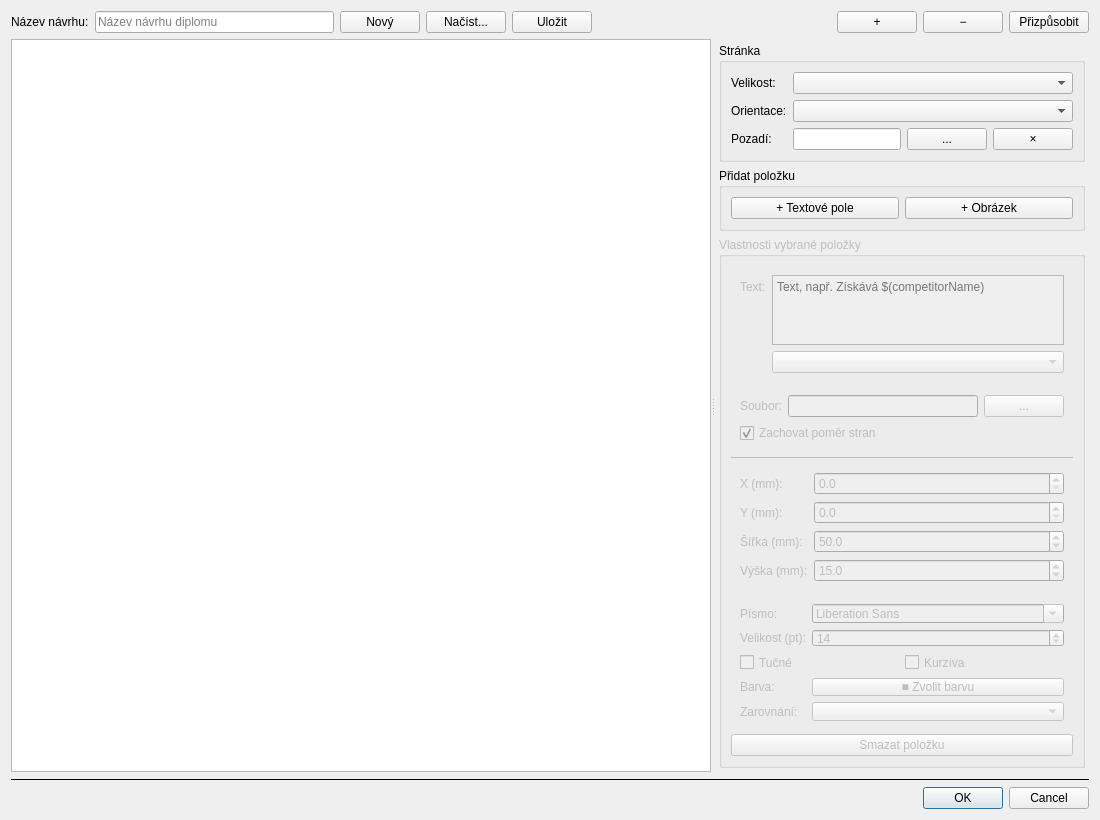
arnost00/quickbox, file quickevent/app/quickevent/src/awarddesigner/awarddesignerdialog.ui: the form before one commit.
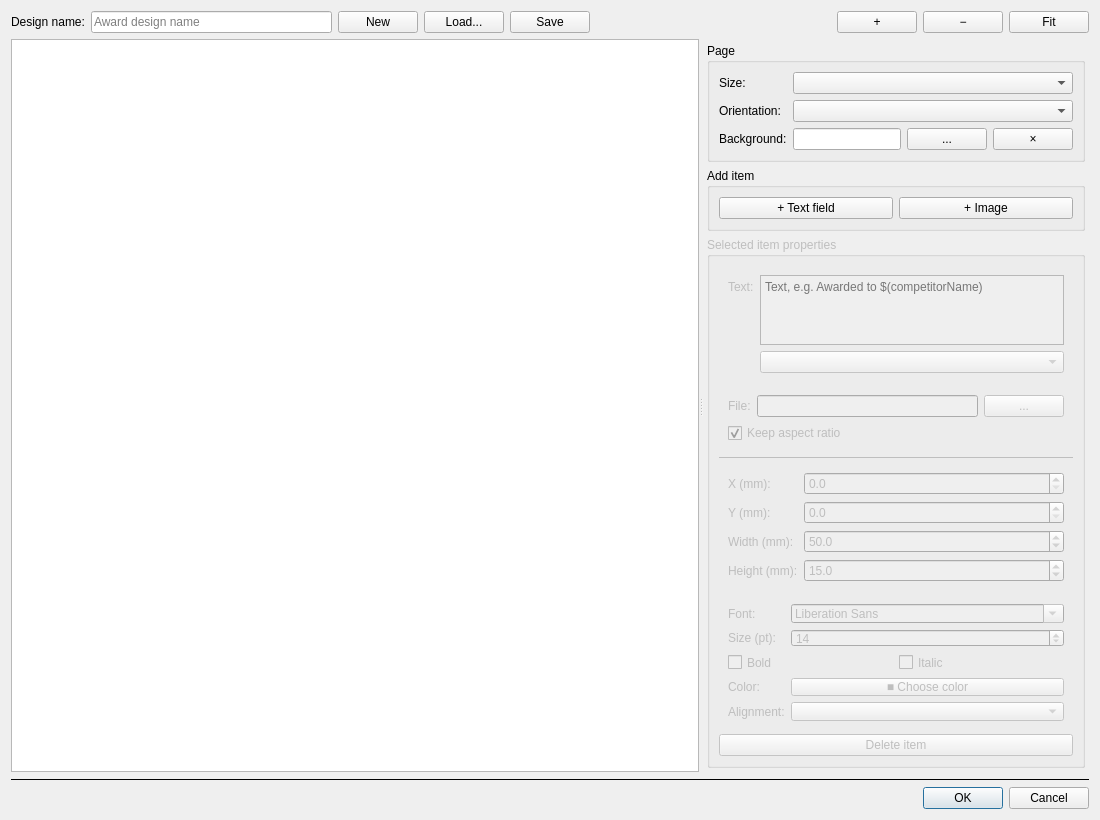
The form after the commit.

Patch:
```diff
--- a/quickevent/app/quickevent/src/awarddesigner/awarddesignerdialog.ui
+++ b/quickevent/app/quickevent/src/awarddesigner/awarddesignerdialog.ui
@@ -18,27 +18,27 @@
     <layout class="QHBoxLayout" name="topBarLayout">
      <item>
       <widget class="QLabel">
-       <property name="text"><string>Název návrhu:</string></property>
+       <property name="text"><string>Design name:</string></property>
       </widget>
      </item>
      <item>
       <widget class="QLineEdit" name="edDesignName">
-       <property name="placeholderText"><string>Název návrhu diplomu</string></property>
+       <property name="placeholderText"><string>Award design name</string></property>
       </widget>
      </item>
      <item>
       <widget class="QPushButton" name="btnNew">
-       <property name="text"><string>Nový</string></property>
+       <property name="text"><string>New</string></property>
       </widget>
      </item>
      <item>
       <widget class="QPushButton" name="btnLoad">
-       <property name="text"><string>Načíst...</string></property>
+       <property name="text"><string>Load...</string></property>
       </widget>
      </item>
      <item>
       <widget class="QPushButton" name="btnSave">
-       <property name="text"><string>Uložit</string></property>
+       <property name="text"><string>Save</string></property>
       </widget>
      </item>
      <item>
@@ -63,8 +63,8 @@
      </item>
      <item>
       <widget class="QPushButton" name="btnFitView">
-       <property name="text"><string>Přizpůsobit</string></property>
-       <property name="toolTip"><string>Přizpůsobit pohled ploše</string></property>
+       <property name="text"><string>Fit</string></property>
+       <property name="toolTip"><string>Fit view to page</string></property>
       </widget>
      </item>
     </layout>
@@ -94,22 +94,22 @@
        <!-- Page group -->
        <item>
         <widget class="QGroupBox" name="grpPage">
-         <property name="title"><string>Stránka</string></property>
+         <property name="title"><string>Page</string></property>
          <layout class="QFormLayout">
           <item row="0" column="0">
-           <widget class="QLabel"><property name="text"><string>Velikost:</string></property></widget>
+           <widget class="QLabel"><property name="text"><string>Size:</string></property></widget>
           </item>
           <item row="0" column="1">
            <widget class="QComboBox" name="cbxPaper"/>
           </item>
           <item row="1" column="0">
-           <widget class="QLabel"><property name="text"><string>Orientace:</string></property></widget>
+           <widget class="QLabel"><property name="text"><string>Orientation:</string></property></widget>
           </item>
           <item row="1" column="1">
            <widget class="QComboBox" name="cbxOrientation"/>
           </item>
           <item row="2" column="0">
-           <widget class="QLabel"><property name="text"><string>Pozadí:</string></property></widget>
+           <widget class="QLabel"><property name="text"><string>Background:</string></property></widget>
           </item>
           <item row="2" column="1">
            <layout class="QHBoxLayout">
@@ -140,18 +140,18 @@
        <!-- Add item group -->
        <item>
         <widget class="QGroupBox" name="grpAddItem">
-         <property name="title"><string>Přidat položku</string></property>
+         <property name="title"><string>Add item</string></property>
          <layout class="QHBoxLayout">
           <item>
            <widget class="QPushButton" name="btnAddField">
-            <property name="text"><string>+ Textové pole</string></property>
-            <property name="toolTip"><string>Přidat datové textové pole</string></property>
+            <property name="text"><string>+ Text field</string></property>
+            <property name="toolTip"><string>Add data text field</string></property>
            </widget>
           </item>
           <item>
            <widget class="QPushButton" name="btnAddImage">
-            <property name="text"><string>+ Obrázek</string></property>
-            <property name="toolTip"><string>Přidat obrázek (PNG, JPG, SVG)</string></property>
+            <property name="text"><string>+ Image</string></property>
+            <property name="toolTip"><string>Add image (PNG, JPG, SVG)</string></property>
            </widget>
           </item>
          </layout>
@@ -161,7 +161,7 @@
        <!-- Properties group -->
        <item>
         <widget class="QGroupBox" name="grpProperties">
-         <property name="title"><string>Vlastnosti vybrané položky</string></property>
+         <property name="title"><string>Selected item properties</string></property>
          <property name="enabled"><bool>false</bool></property>
          <layout class="QVBoxLayout">
           <property name="spacing"><number>4</number></property>
@@ -177,7 +177,7 @@
              <item row="0" column="1">
               <widget class="QPlainTextEdit" name="edText">
                <property name="maximumSize"><size><width>16777215</width><height>70</height></size></property>
-               <property name="placeholderText"><string>Text, např. Získává $(competitorName)</string></property>
+               <property name="placeholderText"><string>Text, e.g. Awarded to $(competitorName)</string></property>
               </widget>
              </item>
              <item row="1" column="1">
@@ -193,7 +193,7 @@
             <property name="frameShape"><enum>QFrame::NoFrame</enum></property>
             <layout class="QFormLayout">
              <item row="0" column="0">
-              <widget class="QLabel"><property name="text"><string>Soubor:</string></property></widget>
+              <widget class="QLabel"><property name="text"><string>File:</string></property></widget>
              </item>
              <item row="0" column="1">
               <layout class="QHBoxLayout">
@@ -212,7 +212,7 @@
              </item>
              <item row="1" column="0" colspan="2">
               <widget class="QCheckBox" name="chkScaleProportional">
-               <property name="text"><string>Zachovat poměr stran</string></property>
+               <property name="text"><string>Keep aspect ratio</string></property>
                <property name="checked"><bool>true</bool></property>
                <property name="toolTip"><string>Při změně velikosti zachovat poměr stran obrázku</string></property>
               </widget>
@@ -254,7 +254,7 @@
               </widget>
              </item>
              <item row="2" column="0">
-              <widget class="QLabel"><property name="text"><string>Šířka (mm):</string></property></widget>
+              <widget class="QLabel"><property name="text"><string>Width (mm):</string></property></widget>
              </item>
              <item row="2" column="1">
               <widget class="QDoubleSpinBox" name="spW">
@@ -266,7 +266,7 @@
               </widget>
              </item>
              <item row="3" column="0">
-              <widget class="QLabel"><property name="text"><string>Výška (mm):</string></property></widget>
+              <widget class="QLabel"><property name="text"><string>Height (mm):</string></property></widget>
              </item>
              <item row="3" column="1">
               <widget class="QDoubleSpinBox" name="spH">
@@ -287,13 +287,13 @@
             <property name="frameShape"><enum>QFrame::NoFrame</enum></property>
             <layout class="QFormLayout">
              <item row="0" column="0">
-              <widget class="QLabel"><property name="text"><string>Písmo:</string></property></widget>
+              <widget class="QLabel"><property name="text"><string>Font:</string></property></widget>
              </item>
              <item row="0" column="1">
               <widget class="QFontComboBox" name="cbxFont"/>
              </item>
              <item row="1" column="0">
-              <widget class="QLabel"><property name="text"><string>Velikost (pt):</string></property></widget>
+              <widget class="QLabel"><property name="text"><string>Size (pt):</string></property></widget>
              </item>
              <item row="1" column="1">
               <widget class="QSpinBox" name="spFontSize">
@@ -306,26 +306,26 @@
               <layout class="QHBoxLayout">
                <item>
                 <widget class="QCheckBox" name="chkBold">
-                 <property name="text"><string>Tučné</string></property>
+                 <property name="text"><string>Bold</string></property>
                 </widget>
                </item>
                <item>
                 <widget class="QCheckBox" name="chkItalic">
-                 <property name="text"><string>Kurzíva</string></property>
+                 <property name="text"><string>Italic</string></property>
                 </widget>
                </item>
               </layout>
              </item>
              <item row="3" column="0">
-              <widget class="QLabel"><property name="text"><string>Barva:</string></property></widget>
+              <widget class="QLabel"><property name="text"><string>Color:</string></property></widget>
              </item>
              <item row="3" column="1">
               <widget class="QPushButton" name="btnColor">
-               <property name="text"><string>■ Zvolit barvu</string></property>
+               <property name="text"><string>■ Choose color</string></property>
               </widget>
              </item>
              <item row="4" column="0">
-              <widget class="QLabel"><property name="text"><string>Zarovnání:</string></property></widget>
+              <widget class="QLabel"><property name="text"><string>Alignment:</string></property></widget>
              </item>
              <item row="4" column="1">
               <widget class="QComboBox" name="cbxAlign"/>
@@ -337,7 +337,7 @@
           <!-- Delete -->
           <item>
            <widget class="QPushButton" name="btnDelete">
-            <property name="text"><string>Smazat položku</string></property>
+            <property name="text"><string>Delete item</string></property>
            </widget>
           </item>
 
```
Left out of the diff: 10 changed lines with no effect on the pictures.
